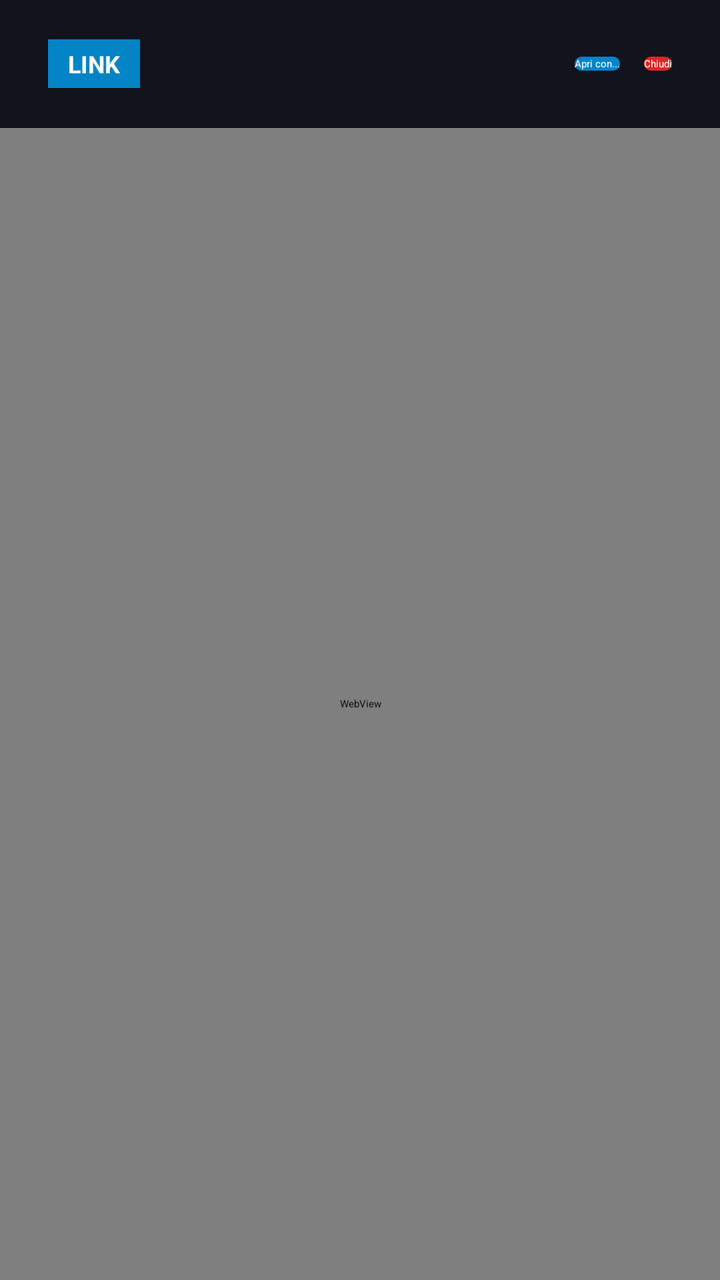
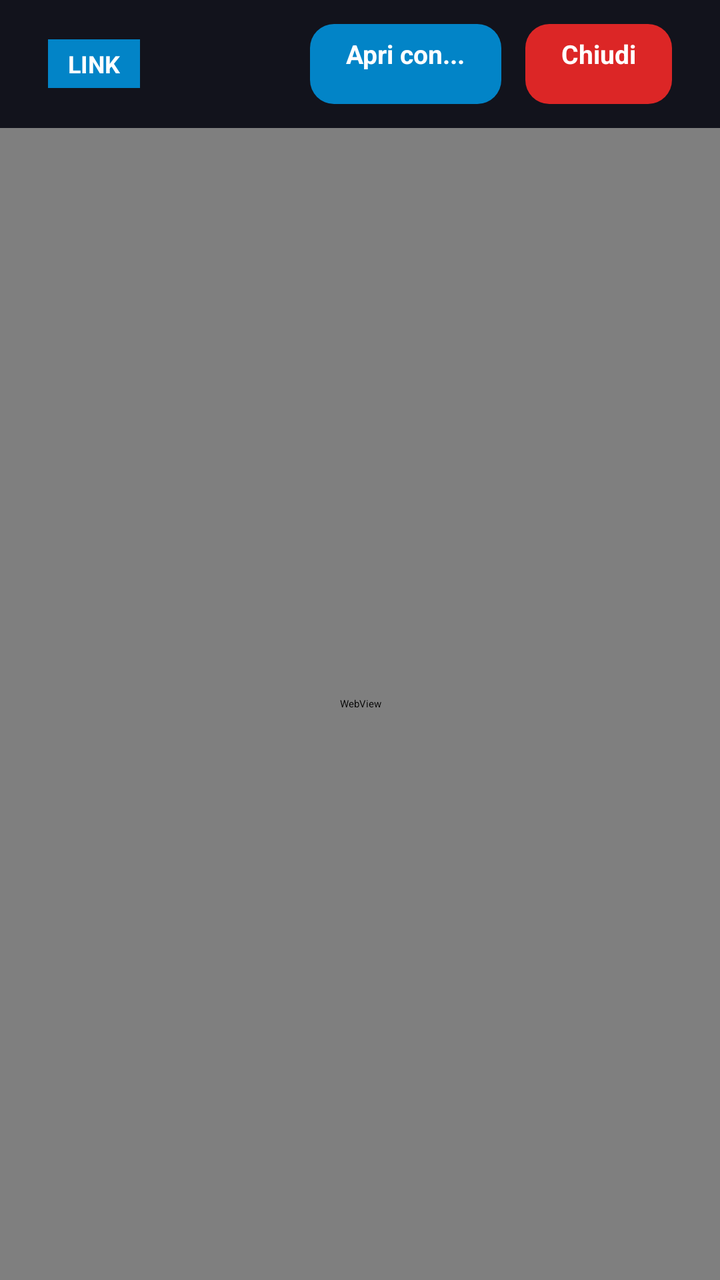

Screens rendered from an Android XML layout before and after an edit, with the pre-edit source and the edit as a unified diff.
<!-- AndroidManifest.xml: application theme Theme.TwoTV.TV -->
<!-- res/layout/dialog_web_preview.xml -->
<?xml version="1.0" encoding="utf-8"?>
<RelativeLayout xmlns:android="http://schemas.android.com/apk/res/android"
    xmlns:app="http://schemas.android.com/apk/res-auto"
    android:layout_width="match_parent"
    android:layout_height="match_parent"
    android:background="#09090E">

    
    <LinearLayout
        android:id="@+id/webHeaderBar"
        android:layout_width="match_parent"
        android:layout_height="64dp"
        android:layout_alignParentTop="true"
        android:background="#12131C"
        android:gravity="center_vertical"
        android:orientation="horizontal"
        android:paddingHorizontal="24dp">

        <TextView
            android:id="@+id/webTypeBadge"
            android:layout_width="wrap_content"
            android:layout_height="wrap_content"
            android:layout_marginEnd="12dp"
            android:background="#0284C7"
            android:paddingHorizontal="10dp"
            android:paddingVertical="4dp"
            android:text="LINK"
            android:textColor="#FFFFFF"
            android:textSize="12sp"
            android:textStyle="bold" />

        <TextView
            android:id="@+id/webTitleText"
            android:layout_width="0dp"
            android:layout_height="wrap_content"
            android:layout_weight="1"
            android:textColor="#FFFFFF"
            android:textSize="20sp"
            android:textStyle="bold" />

        <Button
            android:id="@+id/btnOpenWithWeb"
            android:layout_width="wrap_content"
            android:layout_height="wrap_content"
            android:layout_marginEnd="12dp"
            android:background="@drawable/bg_btn_primary"
            app:backgroundTint="@null"
            android:focusable="true"
            android:text="Apri con..."
            android:textColor="@color/color_btn_text" />

        <Button
            android:id="@+id/btnCloseWeb"
            android:layout_width="wrap_content"
            android:layout_height="wrap_content"
            android:background="@drawable/bg_btn_danger"
            app:backgroundTint="@null"
            android:focusable="true"
            android:text="Chiudi"
            android:textColor="@color/color_btn_text" />

    </LinearLayout>

    <WebView
        android:id="@+id/previewWebView"
        android:layout_width="match_parent"
        android:layout_height="match_parent"
        android:layout_below="@id/webHeaderBar"
        android:focusable="true"
        android:focusableInTouchMode="true" />

</RelativeLayout>
<!-- resources referenced by this layout -->
<resources>
  <!-- drawable bg_btn_danger (drawable) -->
  <?xml version="1.0" encoding="utf-8"?>
  <selector xmlns:android="http://schemas.android.com/apk/res/android">
      
      <item android:state_focused="true">
          <shape android:shape="rectangle">
              <corners android:radius="12dp" />
              <solid android:color="#FF5252" />
              <stroke android:width="4dp" android:color="#FFFFFF" />
          </shape>
      </item>
      <item android:state_pressed="true">
          <shape android:shape="rectangle">
              <corners android:radius="12dp" />
              <solid android:color="#FF5252" />
              <stroke android:width="4dp" android:color="#FFFFFF" />
          </shape>
      </item>
      
      <item>
          <shape android:shape="rectangle">
              <corners android:radius="12dp" />
              <solid android:color="#DC2626" />
          </shape>
      </item>
  </selector>
  <!-- drawable bg_btn_primary (drawable) -->
  <?xml version="1.0" encoding="utf-8"?>
  <selector xmlns:android="http://schemas.android.com/apk/res/android">
      
      <item android:state_focused="true">
          <shape android:shape="rectangle">
              <corners android:radius="12dp" />
              <solid android:color="#00E5FF" />
              <stroke android:width="4dp" android:color="#FFFFFF" />
          </shape>
      </item>
      <item android:state_pressed="true">
          <shape android:shape="rectangle">
              <corners android:radius="12dp" />
              <solid android:color="#00E5FF" />
              <stroke android:width="4dp" android:color="#FFFFFF" />
          </shape>
      </item>
      
      <item>
          <shape android:shape="rectangle">
              <corners android:radius="12dp" />
              <solid android:color="#0284C7" />
          </shape>
      </item>
  </selector>
  <style name="Theme.TwoTV.TV" parent="Theme.Leanback">
          <item name="android:windowNoTitle">true</item>
          <item name="android:windowActionBar">false</item>
          <item name="android:windowFullscreen">true</item>
          <item name="android:windowBackground">#09090E</item>
          <item name="android:colorBackground">#09090E</item>
      </style>
</resources>

<!-- the commit's change to res/layout/dialog_web_preview.xml (unified diff, before → after) -->
@@ -41,23 +41,33 @@
         <Button
             android:id="@+id/btnOpenWithWeb"
             android:layout_width="wrap_content"
-            android:layout_height="wrap_content"
+            android:layout_height="40dp"
             android:layout_marginEnd="12dp"
             android:background="@drawable/bg_btn_primary"
             app:backgroundTint="@null"
+            android:paddingHorizontal="18dp"
+            android:paddingVertical="6dp"
             android:focusable="true"
             android:text="Apri con..."
-            android:textColor="@color/color_btn_text" />
+            android:textColor="@color/color_btn_text"
+            android:textSize="13sp"
+            android:textAllCaps="false"
+            android:textStyle="bold" />
 
         <Button
             android:id="@+id/btnCloseWeb"
             android:layout_width="wrap_content"
-            android:layout_height="wrap_content"
+            android:layout_height="40dp"
             android:background="@drawable/bg_btn_danger"
             app:backgroundTint="@null"
+            android:paddingHorizontal="18dp"
+            android:paddingVertical="6dp"
             android:focusable="true"
             android:text="Chiudi"
-            android:textColor="@color/color_btn_text" />
+            android:textColor="@color/color_btn_text"
+            android:textSize="13sp"
+            android:textAllCaps="false"
+            android:textStyle="bold" />
 
     </LinearLayout>
 
